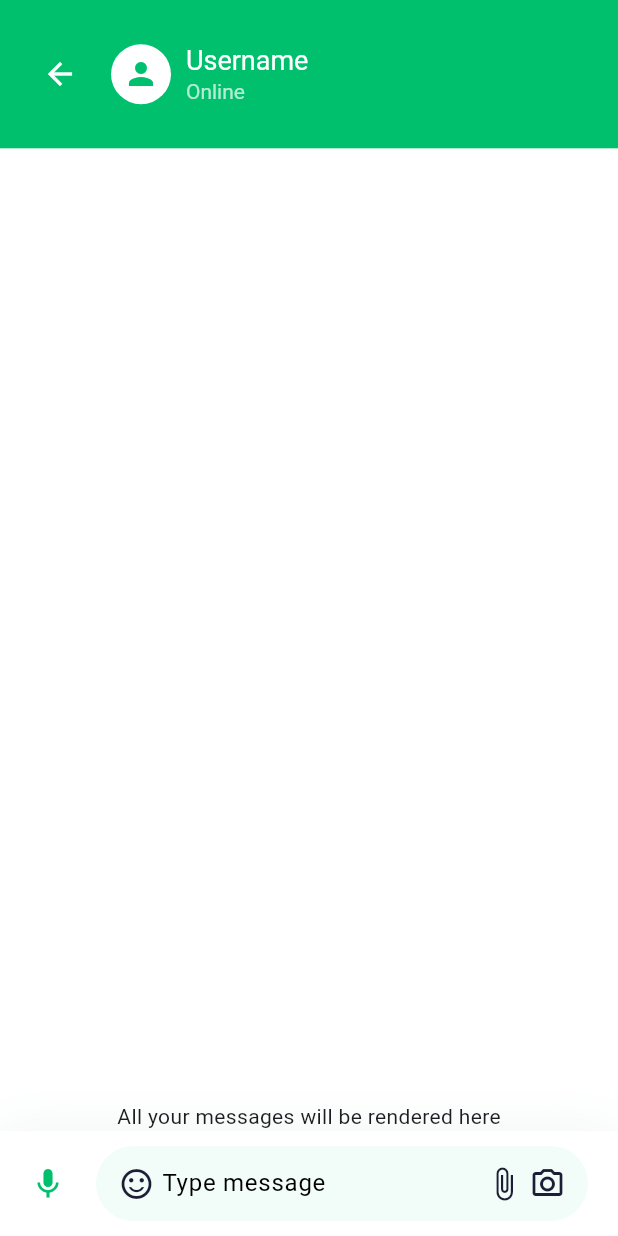
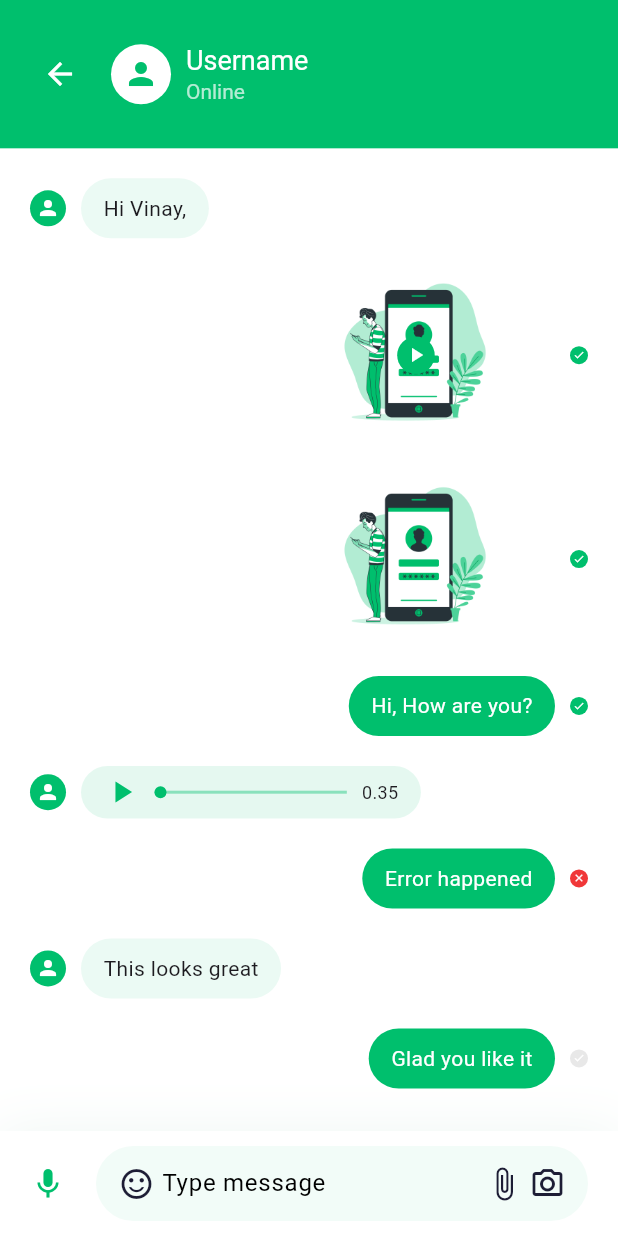
Before and after one commit to vinay301/ChatApp_Flutter, a Flutter app: the Messagescreen screen opened directly, on a phone screen of 412 x 824 dp. Run offline on Flutter 3.47's test engine with Material 3 defaults, Android fonts, the phone set to English and light mode, and no system bars.

Commit message:
UI Done!

```diff
--- /dev/null
+++ b/lib/models/ChatMessage.dart
@@ -0,0 +1,67 @@
+enum ChatMessageType { text, audio, image, video }
+
+enum MessageStatus { not_Sent, not_view, viewed }
+
+class ChatMessage {
+  final String text;
+  final ChatMessageType messageType;
+  final MessageStatus messageStatus;
+  final bool isSender;
+
+  ChatMessage(
+      {required this.text,
+      required this.messageType,
+      required this.messageStatus,
+      required this.isSender});
+}
+
+List demoChatMessages = [
+  ChatMessage(
+    text: "Hi Vinay,",
+    messageType: ChatMessageType.text,
+    messageStatus: MessageStatus.viewed,
+    isSender: false,
+  ),
+  ChatMessage(
+    text: "",
+    messageType: ChatMessageType.video,
+    messageStatus: MessageStatus.viewed,
+    isSender: true,
+  ),
+  ChatMessage(
+    text: "",
+    messageType: ChatMessageType.image,
+    messageStatus: MessageStatus.viewed,
+    isSender: true,
+  ),
+  ChatMessage(
+    text: "Hi, How are you?",
+    messageType: ChatMessageType.text,
+    messageStatus: MessageStatus.viewed,
+    isSender: true,
+  ),
+  ChatMessage(
+    text: "",
+    messageType: ChatMessageType.audio,
+    messageStatus: MessageStatus.viewed,
+    isSender: false,
+  ),
+  ChatMessage(
+    text: "Error happened",
+    messageType: ChatMessageType.text,
+    messageStatus: MessageStatus.not_Sent,
+    isSender: true,
+  ),
+  ChatMessage(
+    text: "This looks great",
+    messageType: ChatMessageType.text,
+    messageStatus: MessageStatus.viewed,
+    isSender: false,
+  ),
+  ChatMessage(
+    text: "Glad you like it",
+    messageType: ChatMessageType.text,
+    messageStatus: MessageStatus.not_view,
+    isSender: true,
+  ),
+];
--- /dev/null
+++ b/lib/screens/messages/components/audioMessage.dart
@@ -0,0 +1,54 @@
+import 'package:chat_app/models/ChatMessage.dart';
+import 'package:chat_app/utils/constants.dart';
+import 'package:flutter/material.dart';
+
+class AudioMessage extends StatelessWidget {
+  final ChatMessage message;
+  const AudioMessage({super.key, required this.message});
+  @override
+  Widget build(BuildContext context) {
+    return Container(
+      width: MediaQuery.of(context).size.width * 0.55,
+      height: 35,
+      padding: EdgeInsets.symmetric(
+          horizontal: defaultPadding * 0.75, vertical: defaultPadding / 5),
+      decoration: BoxDecoration(
+          borderRadius: BorderRadius.circular(30),
+          color: primaryColor.withOpacity(message.isSender ? 1 : 0.1)),
+      child: Row(children: [
+        Icon(Icons.play_arrow,
+            color: message.isSender ? Colors.white : primaryColor),
+        Expanded(
+            child: Padding(
+          padding: const EdgeInsets.symmetric(horizontal: defaultPadding / 2),
+          child: Stack(
+            clipBehavior: Clip.none,
+            alignment: Alignment.center,
+            children: [
+              Container(
+                width: double.infinity,
+                height: 2,
+                color: message.isSender
+                    ? Colors.white
+                    : primaryColor.withOpacity(0.4),
+              ),
+              Positioned(
+                left: 0,
+                child: Container(
+                  height: 8,
+                  width: 8,
+                  decoration: BoxDecoration(
+                      color: message.isSender ? Colors.white : primaryColor,
+                      shape: BoxShape.circle),
+                ),
+              )
+            ],
+          ),
+        )),
+        Text("0.35",
+            style: TextStyle(
+                fontSize: 12, color: message.isSender ? Colors.white : null))
+      ]),
+    );
+  }
+}
--- a/lib/screens/messages/components/body.dart
+++ b/lib/screens/messages/components/body.dart
@@ -1,4 +1,7 @@
+import 'package:chat_app/models/ChatMessage.dart';
 import 'package:chat_app/screens/messages/components/chatInputField.dart';
+import 'package:chat_app/screens/messages/components/message.dart';
+import 'package:chat_app/screens/messages/components/textMessage.dart';
 import 'package:chat_app/utils/constants.dart';
 import 'package:flutter/material.dart';
 
@@ -6,11 +9,19 @@ class Body extends StatelessWidget {
   const Body({super.key});
   @override
   Widget build(BuildContext context) {
-    return const Column(
-      children: [
-      Spacer(),
-      Text('All your messages will be rendered here'),
-      ChatInputField()],
-    );
+    return Column(children: [
+      Expanded(
+        child: Padding(
+          padding: const EdgeInsets.symmetric(horizontal: defaultPadding),
+          child: ListView.builder(
+            itemCount: demoChatMessages.length,
+            itemBuilder: (context, index) => Message(
+              message: demoChatMessages[index],
+            ),
+          ),
+        ),
+      ),
+      ChatInputField(),
+    ]);
   }
 }
--- /dev/null
+++ b/lib/screens/messages/components/imageMessage.dart
@@ -0,0 +1,27 @@
+import 'package:chat_app/models/ChatMessage.dart';
+import 'package:chat_app/utils/constants.dart';
+import 'package:flutter/material.dart';
+
+class ImageMessage extends StatelessWidget {
+  final ChatMessage message;
+  const ImageMessage({super.key, required this.message});
+
+  @override
+  Widget build(BuildContext context) {
+    return SizedBox(
+      width: MediaQuery.of(context).size.width * 0.45,
+      child: AspectRatio(
+        aspectRatio: 1.6,
+        child: Stack(
+          alignment: Alignment.center,
+          children: [
+            ClipRRect(
+              borderRadius: BorderRadius.circular(8),
+              child: Image.asset("assets/images/login.png"),
+            ),
+          ],
+        ),
+      ),
+    );
+  }
+}
--- /dev/null
+++ b/lib/screens/messages/components/message.dart
@@ -0,0 +1,59 @@
+import 'package:chat_app/models/ChatMessage.dart';
+import 'package:chat_app/screens/messages/components/audioMessage.dart';
+import 'package:chat_app/screens/messages/components/imageMessage.dart';
+import 'package:chat_app/screens/messages/components/messageDot.dart';
+import 'package:chat_app/screens/messages/components/textMessage.dart';
+import 'package:chat_app/screens/messages/components/videoMessage.dart';
+import 'package:chat_app/utils/constants.dart';
+import 'package:flutter/material.dart';
+
+class Message extends StatelessWidget {
+  const Message({super.key, required this.message});
+
+  final ChatMessage message;
+  @override
+  Widget build(BuildContext context) {
+    Widget messageContent(ChatMessage message) {
+      switch (message.messageType) {
+        case ChatMessageType.text:
+          return TextMessage(message: message);
+          break;
+        case ChatMessageType.audio:
+          return AudioMessage(message: message);
+          break;
+        case ChatMessageType.video:
+          return VideoMessage(message: message);
+          break;
+        case ChatMessageType.image:
+          return ImageMessage(message: message);
+          break;
+        default:
+          return SizedBox();
+      }
+    }
+
+    return Padding(
+      padding: const EdgeInsets.only(top: defaultPadding),
+      child: Row(
+        mainAxisAlignment:
+            message.isSender ? MainAxisAlignment.end : MainAxisAlignment.start,
+        children: [
+          if (!message.isSender) ...[
+            CircleAvatar(
+              radius: 12,
+              child: Icon(
+                Icons.person,
+                size: 16,
+              ),
+            ),
+            SizedBox(
+              width: defaultPadding / 2,
+            )
+          ],
+          messageContent(message),
+          if (message.isSender) MessageStatusDot(status: message.messageStatus)
+        ],
+      ),
+    );
+  }
+}
--- /dev/null
+++ b/lib/screens/messages/components/messageDot.dart
@@ -0,0 +1,35 @@
+import 'package:chat_app/models/ChatMessage.dart';
+import 'package:chat_app/utils/constants.dart';
+import 'package:flutter/material.dart';
+
+class MessageStatusDot extends StatelessWidget {
+  final MessageStatus status;
+  const MessageStatusDot({super.key, required this.status});
+  @override
+  Widget build(BuildContext context) {
+    Color dotColor(MessageStatus status) {
+      switch (status) {
+        case MessageStatus.not_Sent:
+          return errorColor;
+          break;
+        case MessageStatus.not_view:
+          return Theme.of(context).textTheme.bodyLarge!.color!.withOpacity(0.1);
+          break;
+        case MessageStatus.viewed:
+          return primaryColor;
+          break;
+        default:
+          return Colors.transparent;
+      }
+    }
+
+    return Container(
+        margin: EdgeInsets.only(left: defaultPadding / 2),
+        height: 12,
+        width: 12,
+        decoration:
+            BoxDecoration(color: dotColor(status), shape: BoxShape.circle),
+        child: Icon(status == MessageStatus.not_Sent ? Icons.close : Icons.done,
+            size: 8, color: Theme.of(context).scaffoldBackgroundColor));
+  }
+}
--- /dev/null
+++ b/lib/screens/messages/components/textMessage.dart
@@ -0,0 +1,24 @@
+import 'package:chat_app/models/ChatMessage.dart';
+import 'package:chat_app/utils/constants.dart';
+import 'package:flutter/material.dart';
+
+class TextMessage extends StatelessWidget {
+  const TextMessage({super.key, required this.message});
+  final ChatMessage message;
+  @override
+  Widget build(BuildContext context) {
+    return Container(
+        padding: EdgeInsets.symmetric(
+            horizontal: defaultPadding * 0.75, vertical: defaultPadding / 2),
+        decoration: BoxDecoration(
+            color: primaryColor.withOpacity(message.isSender ? 1 : 0.08),
+            borderRadius: BorderRadius.circular(30)),
+        child: Text(
+          message.text,
+          style: TextStyle(
+              color: message.isSender
+                  ? Colors.white
+                  : Theme.of(context).textTheme.bodyLarge?.color),
+        ));
+  }
+}
--- /dev/null
+++ b/lib/screens/messages/components/videoMessage.dart
@@ -0,0 +1,40 @@
+import 'package:chat_app/models/ChatMessage.dart';
+import 'package:chat_app/utils/constants.dart';
+import 'package:flutter/material.dart';
+
+class VideoMessage extends StatelessWidget {
+  final ChatMessage message;
+  const VideoMessage({super.key, required this.message});
+
+  @override
+  Widget build(BuildContext context) {
+    return SizedBox(
+      width: MediaQuery.of(context).size.width * 0.45,
+      child: AspectRatio(
+        aspectRatio: 1.6,
+        child: Stack(
+          alignment: Alignment.center,
+          children: [
+            ClipRRect(
+              borderRadius: BorderRadius.circular(8),
+              child: Image.asset("assets/images/login.png"),
+            ),
+            Container(
+              height: 25,
+              width: 25,
+              decoration: BoxDecoration(
+                color: primaryColor,
+                shape: BoxShape.circle,
+              ),
+              child: Icon(
+                Icons.play_arrow,
+                size: 16,
+                color: Colors.white,
+              ),
+            )
+          ],
+        ),
+      ),
+    );
+  }
+}
```
